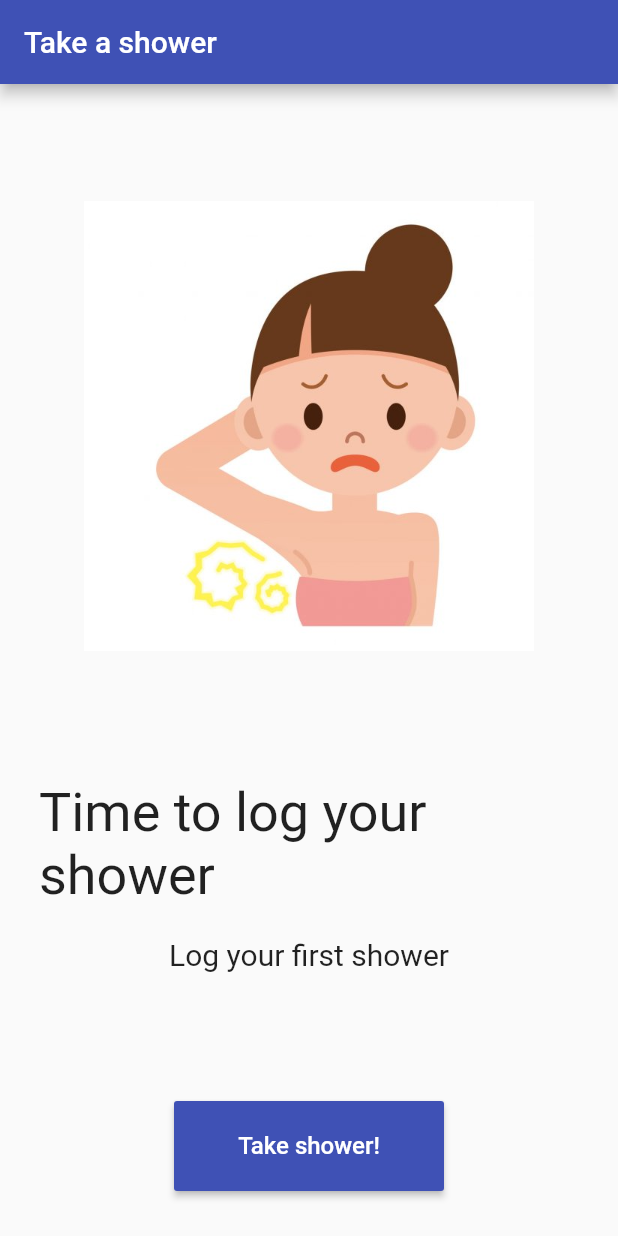
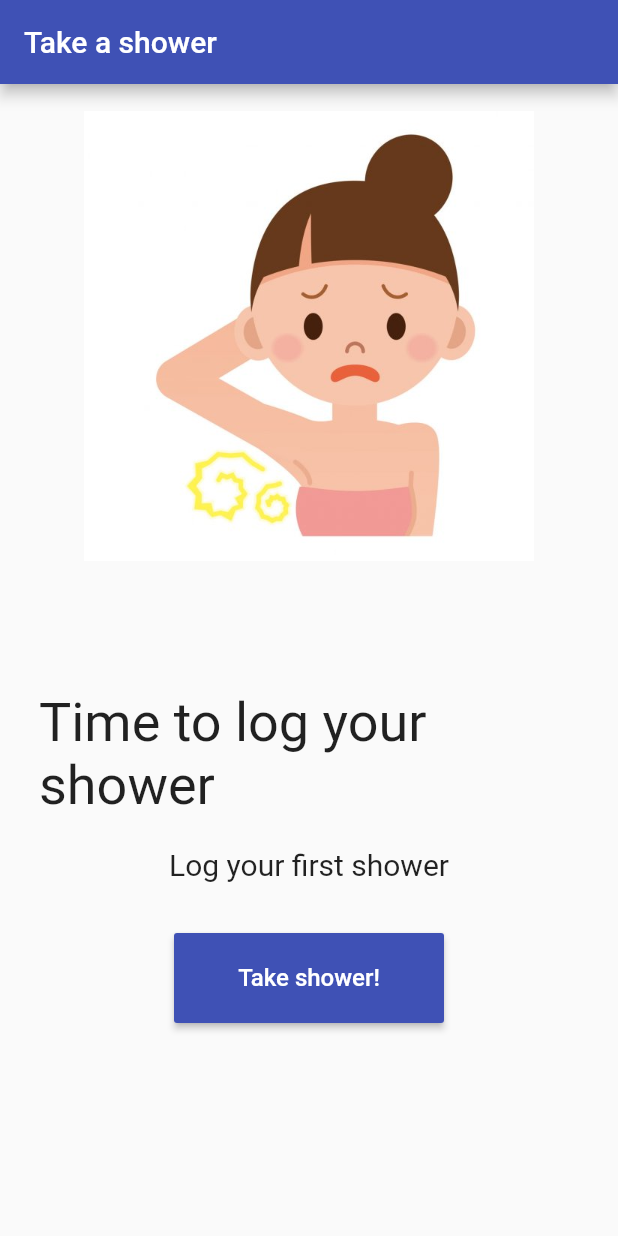
Before and after one commit to ettoma/shower-reminder, a Flutter app: the screen it shows after launch, on a phone screen of 412 x 824 dp. Run offline on Flutter 3.47's test engine with Material 2 defaults, Android fonts, the phone set to English and light mode, and no system bars; our stand-ins replace localstorage.

Commit message:
Resized spacers

```diff
--- a/lib/main.dart
+++ b/lib/main.dart
@@ -80,7 +80,6 @@ class _MyHomePageState extends State<MyHomePage> {
         child: Center(
           child: Column(
             children: [
-              SizedBox(height: 60),
               Container(
                 child: imageSelection(),
                 width: 300,
@@ -122,7 +121,7 @@ class _MyHomePageState extends State<MyHomePage> {
               ),
               Column(
                 children: [
-                  SizedBox(height: 60),
+                  SizedBox(height: 8),
                   Padding(
                     padding: const EdgeInsets.all(18.0),
                     child: SizedBox(
```
